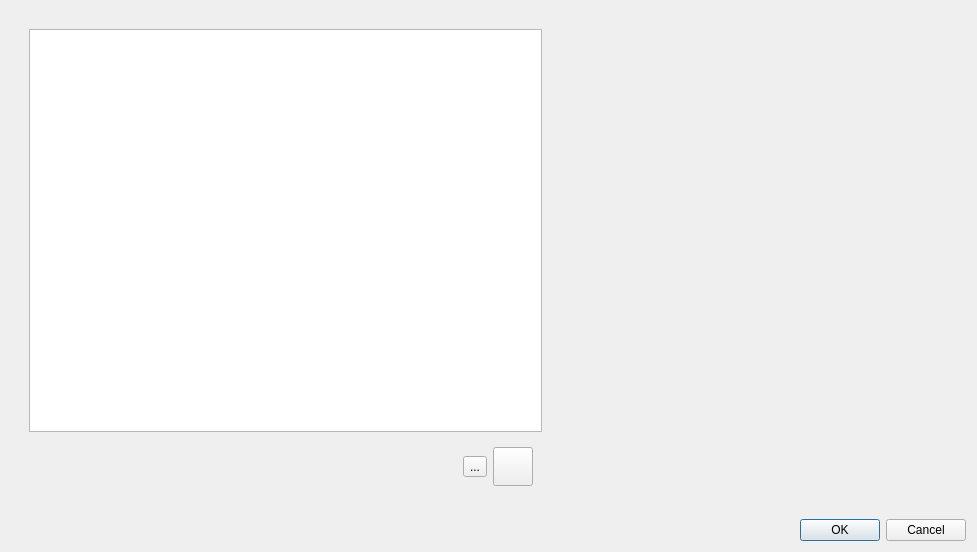
Before: the Qt Designer form contacts/contactplacement.ui in libresilicon/qtflow, drawn with Qt 5.
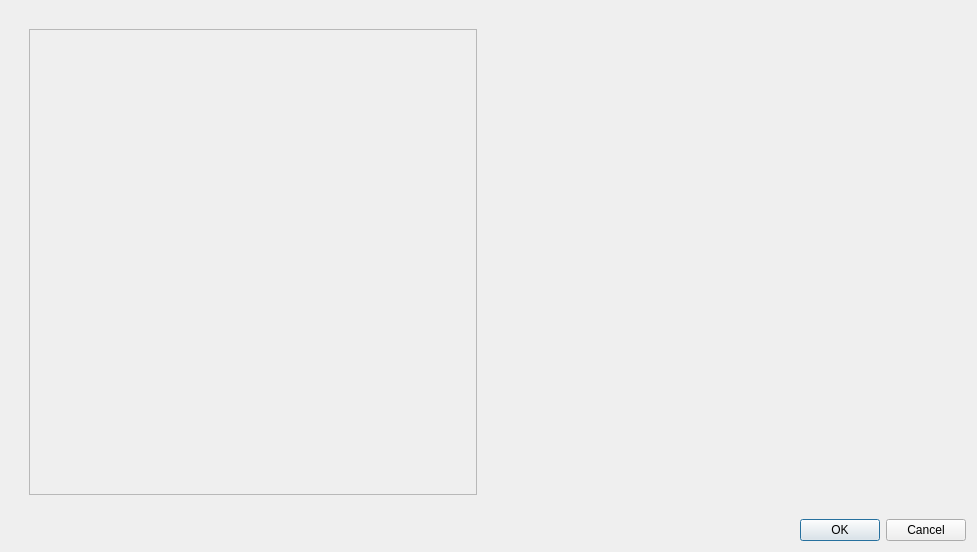
After: the same form once the commit is applied. Icons and pictures are not drawn.

Commit message: Working on pad frame generator

Diff of the .ui file:
```diff
--- a/contacts/contactplacement.ui
+++ b/contacts/contactplacement.ui
@@ -27,71 +27,14 @@
         </property>
         <layout class="QVBoxLayout" name="verticalLayout_2">
          <item>
-          <widget class="QTableWidget" name="tablePins"/>
-         </item>
-         <item>
-          <widget class="QWidget" name="widget_4" native="true">
-           <property name="minimumSize">
-            <size>
-             <width>0</width>
-             <height>20</height>
-            </size>
+          <widget class="QFrame" name="padTables">
+           <property name="frameShape">
+            <enum>QFrame::StyledPanel</enum>
            </property>
-           <layout class="QHBoxLayout" name="horizontalLayout_3">
-            <item>
-             <spacer name="horizontalSpacer">
-              <property name="orientation">
-               <enum>Qt::Horizontal</enum>
-              </property>
-              <property name="sizeHint" stdset="0">
-               <size>
-                <width>40</width>
-                <height>20</height>
-               </size>
-              </property>
-             </spacer>
-            </item>
-            <item>
-             <widget class="QToolButton" name="deletePad">
-              <property name="toolTip">
-               <string>Remove pad</string>
-              </property>
-              <property name="text">
-               <string>...</string>
-              </property>
-              <property name="icon">
-               <iconset resource="../icons/icons.qrc">
-                <normaloff>:/delete_pinsheet.svg</normaloff>:/delete_pinsheet.svg</iconset>
-              </property>
-              <property name="iconSize">
-               <size>
-                <width>32</width>
-                <height>32</height>
-               </size>
-              </property>
-             </widget>
-            </item>
-            <item>
-             <widget class="QToolButton" name="addPad">
-              <property name="toolTip">
-               <string>Add additional pad</string>
-              </property>
-              <property name="text">
-               <string/>
-              </property>
-              <property name="icon">
-               <iconset resource="../icons/icons.qrc">
-                <normaloff>:/add_glabel.svg</normaloff>:/add_glabel.svg</iconset>
-              </property>
-              <property name="iconSize">
-               <size>
-                <width>32</width>
-                <height>32</height>
-               </size>
-              </property>
-             </widget>
-            </item>
-           </layout>
+           <property name="frameShadow">
+            <enum>QFrame::Raised</enum>
+           </property>
+           <layout class="QVBoxLayout" name="verticalLayout_3"/>
           </widget>
          </item>
         </layout>
```
Left out of the diff: 4 changed lines with no effect on the pictures. The commit also changes 14 other files.
